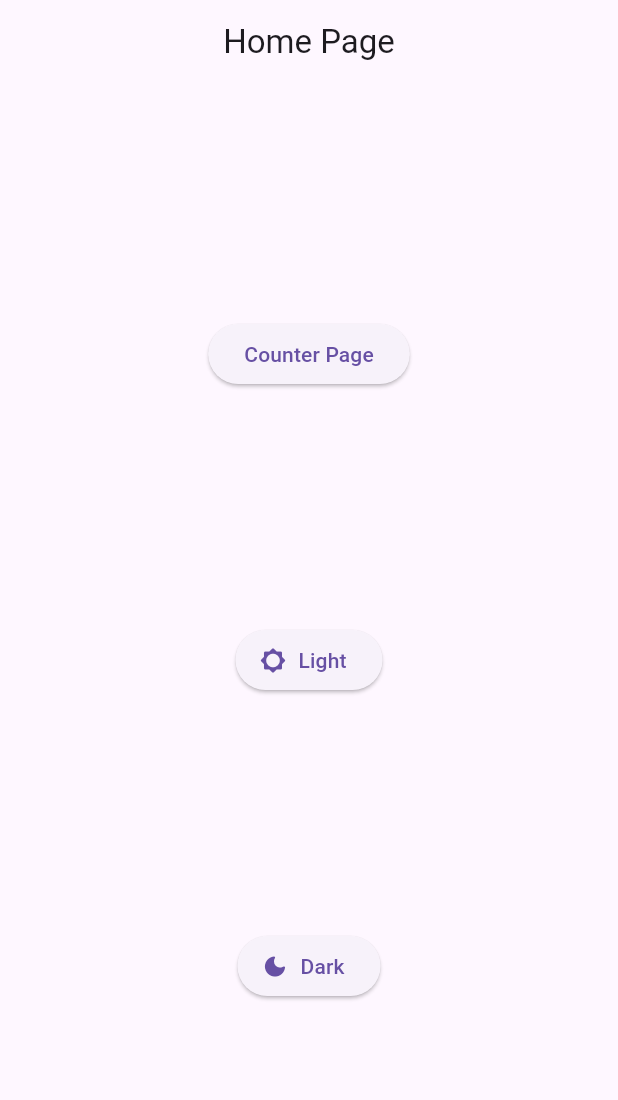
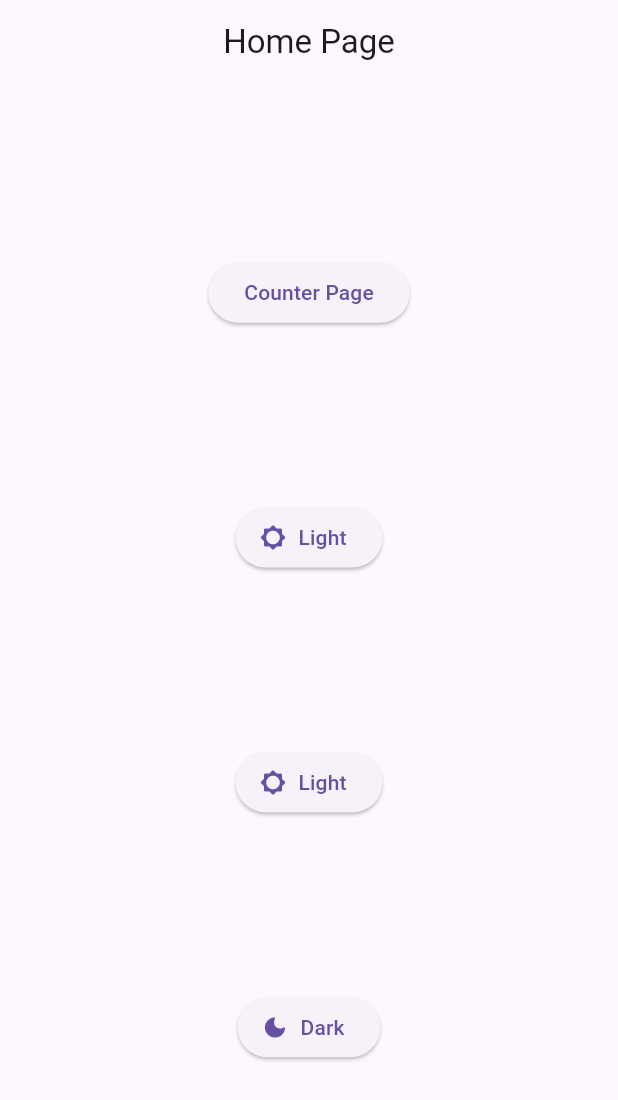
Before and after one commit to DivyaSakariya/getx_counter_app, a Flutter app: the screen it shows after launch, on a phone screen of 412 x 824 dp. Shown: the top 1100 px of the screen. Run offline on Flutter 3.47's test engine with Material 2 defaults, Android fonts, the phone set to English and light mode, and no system bars; our stand-ins replace get.

Commit message:
DS | 14/08/2023 11:54 # GetX Counter App

```diff
--- a/lib/views/screens/home_page.dart
+++ b/lib/views/screens/home_page.dart
@@ -26,6 +26,15 @@ class HomePage extends StatelessWidget {
             ElevatedButton.icon(
               onPressed: () {
                 Get.changeThemeMode(
+                  Get.isDarkMode ? ThemeMode.light : ThemeMode.dark,
+                );
+              },
+              icon: const Icon(Icons.brightness_5_rounded),
+              label: const Text("Light"),
+            ),
+            ElevatedButton.icon(
+              onPressed: () {
+                Get.changeThemeMode(
                   ThemeMode.light,
                 );
               },
```
